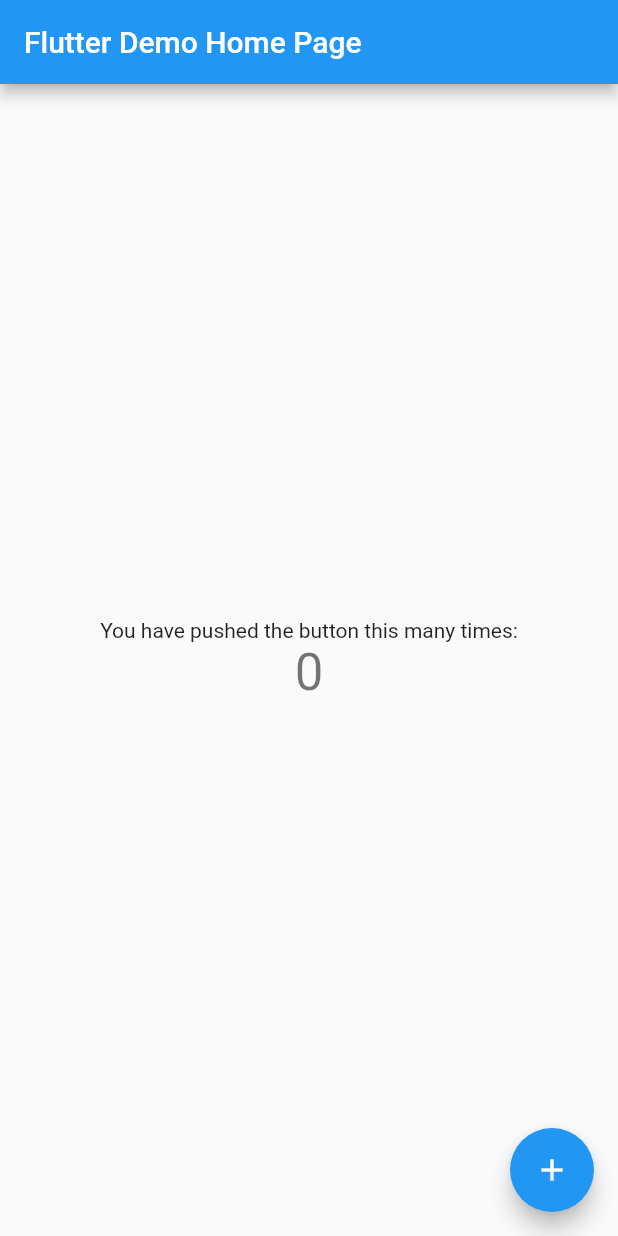
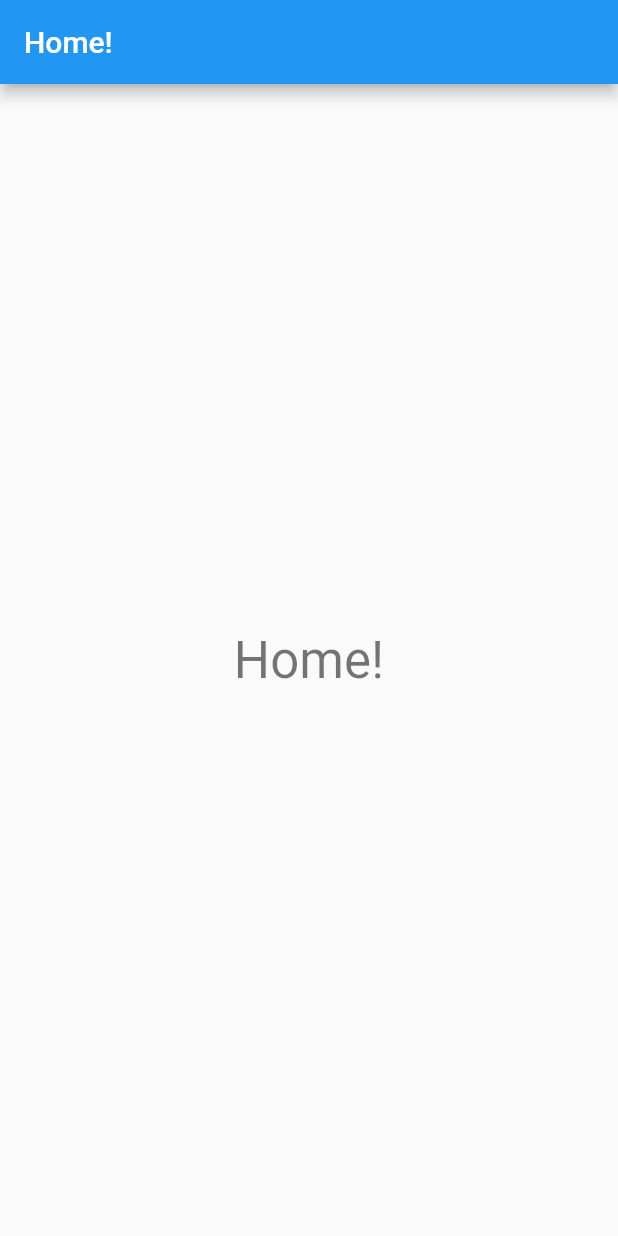
Before and after one commit to kstadel/art_calling, a Flutter app: the screen it shows after launch, on a phone screen of 412 x 824 dp. Run offline on Flutter 3.47's test engine with Material 2 defaults, Android fonts, the phone set to English and light mode, and no system bars; our stand-ins replace bloc.

Commit message:
basic screens

```diff
--- a/art_calling/lib/main.dart
+++ b/art_calling/lib/main.dart
@@ -1,3 +1,4 @@
+import 'package:art_calling/screens/home_screen.dart';
 import 'package:flutter/material.dart';
 
 void main() {
@@ -5,111 +6,18 @@
 }
 
 class MyApp extends StatelessWidget {
-  const MyApp({Key? key}) : super(key: key);
+  const MyApp({
+    Key? key,
+  }) : super(key: key);
 
-  // This widget is the root of your application.
   @override
   Widget build(BuildContext context) {
     return MaterialApp(
       title: 'Flutter Demo',
       theme: ThemeData(
-        // This is the theme of your application.
-        //
-        // Try running your application with "flutter run". You'll see the
-        // application has a blue toolbar. Then, without quitting the app, try
-        // changing the primarySwatch below to Colors.green and then invoke
-        // "hot reload" (press "r" in the console where you ran "flutter run",
-        // or simply save your changes to "hot reload" in a Flutter IDE).
-        // Notice that the counter didn't reset back to zero; the application
-        // is not restarted.
         primarySwatch: Colors.blue,
       ),
-      home: const MyHomePage(title: 'Flutter Demo Home Page'),
+      home: const HomeScreen(title: 'Home!'),
     );
   }
 }
-
-class MyHomePage extends StatefulWidget {
-  const MyHomePage({Key? key, required this.title}) : super(key: key);
-
-  // This widget is the home page of your application. It is stateful, meaning
-  // that it has a State object (defined below) that contains fields that affect
-  // how it looks.
-
-  // This class is the configuration for the state. It holds the values (in this
-  // case the title) provided by the parent (in this case the App widget) and
-  // used by the build method of the State. Fields in a Widget subclass are
-  // always marked "final".
-
-  final String title;
-
-  @override
-  State<MyHomePage> createState() => _MyHomePageState();
-}
-
-class _MyHomePageState extends State<MyHomePage> {
-  int _counter = 0;
-
-  void _incrementCounter() {
-    setState(() {
-      // This call to setState tells the Flutter framework that something has
-      // changed in this State, which causes it to rerun the build method below
-      // so that the display can reflect the updated values. If we changed
-      // _counter without calling setState(), then the build method would not be
-      // called again, and so nothing would appear to happen.
-      _counter++;
-    });
-  }
-
-  @override
-  Widget build(BuildContext context) {
-    // This method is rerun every time setState is called, for instance as done
-    // by the _incrementCounter method above.
-    //
-    // The Flutter framework has been optimized to make rerunning build methods
-    // fast, so that you can just rebuild anything that needs updating rather
-    // than having to individually change instances of widgets.
-    return Scaffold(
-      appBar: AppBar(
-        // Here we take the value from the MyHomePage object that was created by
-        // the App.build method, and use it to set our appbar title.
-        title: Text(widget.title),
-      ),
-      body: Center(
-        // Center is a layout widget. It takes a single child and positions it
-        // in the middle of the parent.
-        child: Column(
-          // Column is also a layout widget. It takes a list of children and
-          // arranges them vertically. By default, it sizes itself to fit its
-          // children horizontally, and tries to be as tall as its parent.
-          //
-          // Invoke "debug painting" (press "p" in the console, choose the
-          // "Toggle Debug Paint" action from the Flutter Inspector in Android
-          // Studio, or the "Toggle Debug Paint" command in Visual Studio Code)
-          // to see the wireframe for each widget.
-          //
-          // Column has various properties to control how it sizes itself and
-          // how it positions its children. Here we use mainAxisAlignment to
-          // center the children vertically; the main axis here is the vertical
-          // axis because Columns are vertical (the cross axis would be
-          // horizontal).
-          mainAxisAlignment: MainAxisAlignment.center,
-          children: <Widget>[
-            const Text(
-              'You have pushed the button this many times:',
-            ),
-            Text(
-              '$_counter',
-              style: Theme.of(context).textTheme.headline4,
-            ),
-          ],
-        ),
-      ),
-      floatingActionButton: FloatingActionButton(
-        onPressed: _incrementCounter,
-        tooltip: 'Increment',
-        child: const Icon(Icons.add),
-      ), // This trailing comma makes auto-formatting nicer for build methods.
-    );
-  }
-}
--- /dev/null
+++ b/art_calling/lib/screens/home_screen.dart
@@ -0,0 +1,26 @@
+import 'package:flutter/material.dart';
+
+class HomeScreen extends StatelessWidget {
+  const HomeScreen({Key? key, required this.title}) : super(key: key);
+  final String title;
+
+  @override
+  Widget build(BuildContext context) {
+    return Scaffold(
+      appBar: AppBar(
+        title: Text(title),
+      ),
+      body: Center(
+        child: Column(
+          mainAxisAlignment: MainAxisAlignment.center,
+          children: <Widget>[
+            Text(
+              title,
+              style: Theme.of(context).textTheme.headline4,
+            ),
+          ],
+        ),
+      ),
+    );
+  }
+}
--- a/art_calling/pubspec.yaml
+++ b/art_calling/pubspec.yaml
@@ -34,6 +34,7 @@
   # The following adds the Cupertino Icons font to your application.
   # Use with the CupertinoIcons class for iOS style icons.
   cupertino_icons: ^1.0.2
+  bloc: ^8.0.3
 
 dev_dependencies:
   flutter_test:
```
Also changed, not shown: art_calling/lib/logic/cubit/theme_cubit.dart (added, +13 -0 lines), art_calling/lib/logic/cubit/theme_state.dart (added, +15 -0 lines), art_calling/lib/screens/contact_screen.dart (added, +32 -0 lines), art_calling/lib/screens/gallery_screen.dart (added, +31 -0 lines), art_calling/pubspec.lock.
